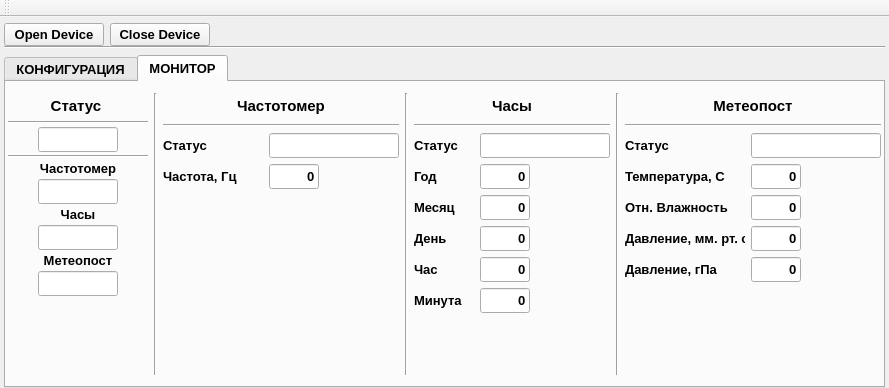
First picture: the form in informPConfigurator/mainwindow.ui, repository Goodjamp/informPConfigurator, before the edit.
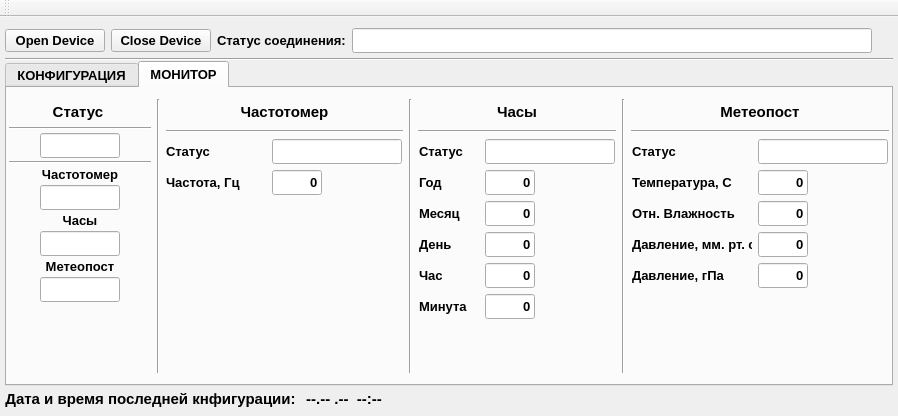
Second picture: the form after the edit.

Commit message: - added connection status indication - updated information message - updated argument returned from interface class - fixed some issue with interface

The edit to the form file:
```diff
--- a/informPConfigurator/mainwindow.ui
+++ b/informPConfigurator/mainwindow.ui
@@ -6,8 +6,8 @@
    <rect>
     <x>0</x>
     <y>0</y>
-    <width>889</width>
-    <height>388</height>
+    <width>898</width>
+    <height>416</height>
    </rect>
   </property>
   <property name="windowTitle">
@@ -15,17 +15,17 @@
   </property>
   <widget class="QWidget" name="centralWidget">
    <layout class="QVBoxLayout" name="verticalLayout_7">
+    <property name="spacing">
+     <number>0</number>
+    </property>
     <property name="leftMargin">
-     <number>4</number>
-    </property>
-    <property name="topMargin">
-     <number>6</number>
+     <number>5</number>
     </property>
     <property name="rightMargin">
-     <number>4</number>
+     <number>5</number>
     </property>
     <property name="bottomMargin">
-     <number>0</number>
+     <number>5</number>
     </property>
     <item>
      <layout class="QVBoxLayout" name="verticalLayout_4">
@@ -34,6 +34,9 @@
       </property>
       <item>
        <layout class="QHBoxLayout" name="horizontalLayout_3">
+        <property name="bottomMargin">
+         <number>5</number>
+        </property>
         <item>
          <widget class="QPushButton" name="pushButtonOpenDevice">
           <property name="minimumSize">
@@ -86,6 +89,41 @@
           </property>
          </widget>
         </item>
+        <item>
+         <widget class="QLabel" name="label_17">
+          <property name="font">
+           <font>
+            <pointsize>10</pointsize>
+            <weight>75</weight>
+            <bold>true</bold>
+           </font>
+          </property>
+          <property name="text">
+           <string>Статус соединения:</string>
+          </property>
+         </widget>
+        </item>
+        <item>
+         <widget class="QLineEdit" name="lineEditConnectionStatus">
+          <property name="minimumSize">
+           <size>
+            <width>520</width>
+            <height>25</height>
+           </size>
+          </property>
+          <property name="maximumSize">
+           <size>
+            <width>520</width>
+            <height>25</height>
+           </size>
+          </property>
+          <property name="statusConnection" stdset="0">
+           <char>
+            <unicode>48</unicode>
+           </char>
+          </property>
+         </widget>
+        </item>
         <item>
          <spacer name="horizontalSpacer">
           <property name="orientation">
@@ -3397,6 +3435,84 @@
       </widget>
      </widget>
     </item>
+    <item>
+     <layout class="QHBoxLayout" name="horizontalLayout_2">
+      <property name="spacing">
+       <number>10</number>
+      </property>
+      <item>
+       <widget class="QLabel" name="label_94">
+        <property name="minimumSize">
+         <size>
+          <width>0</width>
+          <height>25</height>
+         </size>
+        </property>
+        <property name="maximumSize">
+         <size>
+          <width>16777215</width>
+          <height>25</height>
+         </size>
+        </property>
+        <property name="font">
+         <font>
+          <pointsize>11</pointsize>
+          <weight>75</weight>
+          <bold>true</bold>
+         </font>
+        </property>
+        <property name="text">
+         <string>Дата и время последней кнфигурации:</string>
+        </property>
+        <property name="alignment">
+         <set>Qt::AlignCenter</set>
+        </property>
+       </widget>
+      </item>
+      <item>
+       <widget class="QLabel" name="label_95">
+        <property name="minimumSize">
+         <size>
+          <width>0</width>
+          <height>25</height>
+         </size>
+        </property>
+        <property name="maximumSize">
+         <size>
+          <width>16777215</width>
+          <height>25</height>
+         </size>
+        </property>
+        <property name="font">
+         <font>
+          <pointsize>11</pointsize>
+          <weight>75</weight>
+          <bold>true</bold>
+         </font>
+        </property>
+        <property name="text">
+         <string>--.-- .--  --:--</string>
+        </property>
+        <property name="alignment">
+         <set>Qt::AlignCenter</set>
+        </property>
+       </widget>
+      </item>
+      <item>
+       <spacer name="horizontalSpacer_73">
+        <property name="orientation">
+         <enum>Qt::Horizontal</enum>
+        </property>
+        <property name="sizeHint" stdset="0">
+         <size>
+          <width>40</width>
+          <height>20</height>
+         </size>
+        </property>
+       </spacer>
+      </item>
+     </layout>
+    </item>
    </layout>
   </widget>
   <widget class="QMenuBar" name="menuBar">
```
Left out of the diff: 2 changed lines with no effect on the pictures. The commit also changes 9 other files.
